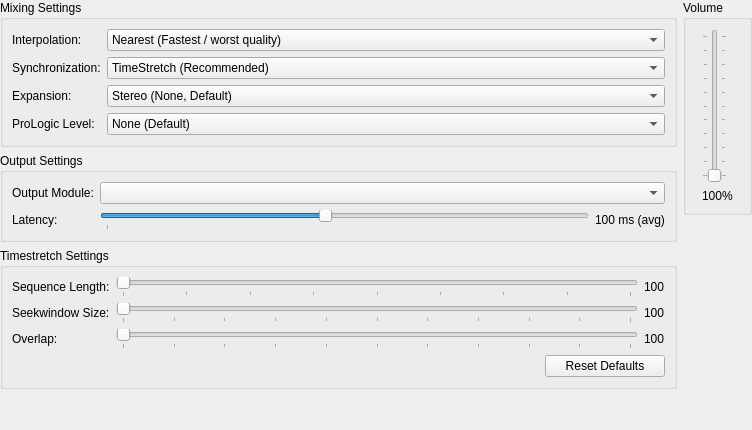
This is pcsx2-qt/Settings/AudioSettingsWidget.ui in PCSX2/pcsx2 as Qt 5 draws it before an edit. The edited form follows.
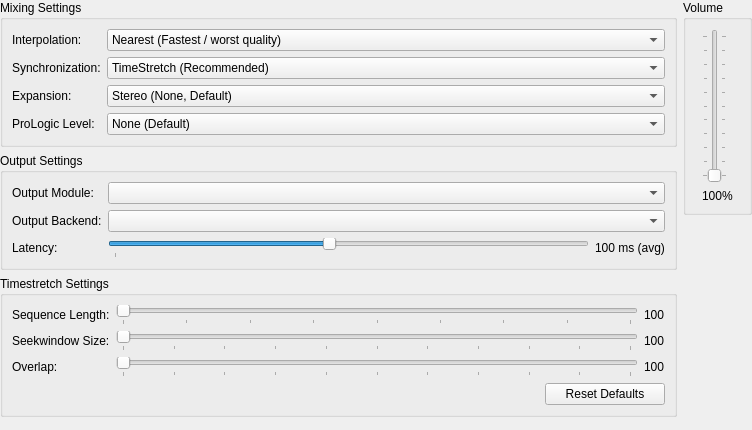
This is the edited form.

Commit message: Qt: Add audio backend selection (only cubeb for now)

```diff
--- a/pcsx2-qt/Settings/AudioSettingsWidget.ui
+++ b/pcsx2-qt/Settings/AudioSettingsWidget.ui
@@ -175,14 +175,14 @@
       <item row="0" column="1">
        <widget class="QComboBox" name="outputModule" />
       </item>
-      <item row="1" column="0">
+      <item row="2" column="0">
        <widget class="QLabel" name="label_5">
         <property name="text">
          <string>Latency:</string>
         </property>
        </widget>
       </item>
-      <item row="1" column="1">
+      <item row="2" column="1">
        <layout class="QHBoxLayout" name="horizontalLayout">
         <item>
          <widget class="QSlider" name="latency">
@@ -215,6 +215,16 @@
         </item>
        </layout>
       </item>
+      <item row="1" column="0">
+       <widget class="QLabel" name="label_9">
+        <property name="text">
+         <string>Output Backend:</string>
+        </property>
+       </widget>
+      </item>
+      <item row="1" column="1">
+       <widget class="QComboBox" name="backend"/>
+      </item>
      </layout>
     </widget>
    </item>
```
Left out of the diff: 4 changed lines with no effect on the pictures. The commit also changes 6 other files.
